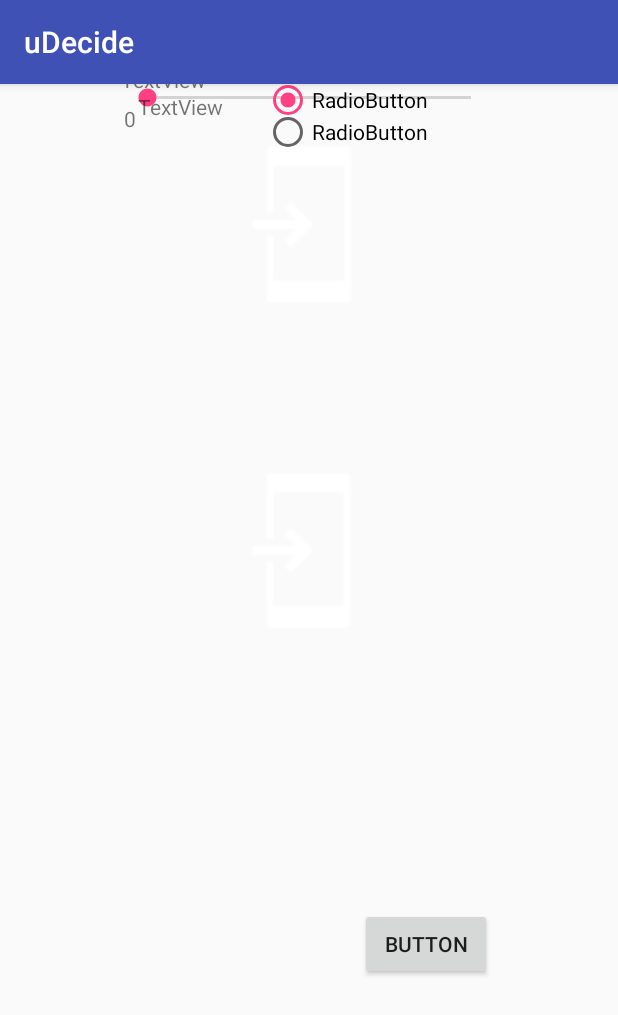
After one commit to VictorBusk/ITSMAP-AppProject-uDecide, an Android app: the NewQuestionActivity screen opened directly, with no data from a screen before it, on a phone screen of 412 x 824 dp. The commit adds this screen. Shown: the top 1015 px of the screen. Run offline under Robolectric (Android 15) with nearby library versions, the phone set to English and light mode, and no system bars.

Commit message:
Adding NewQuestionActivity to the project, adding layout, values and activity.

```diff
--- a/app/src/main/AndroidManifest.xml
+++ b/app/src/main/AndroidManifest.xml
@@ -16,6 +16,7 @@
                 <category android:name="android.intent.category.LAUNCHER" />
             </intent-filter>
         </activity>
+        <activity android:name=".NewQuestionActivity"></activity>
     </application>
 
 </manifest>
--- /dev/null
+++ b/app/src/main/java/dk/au/ase/itsmap/e17/appproject/gruppe7/udecide/NewQuestionActivity.java
@@ -0,0 +1,97 @@
+package dk.au.ase.itsmap.e17.appproject.gruppe7.udecide;
+
+import android.content.Intent;
+import android.graphics.Bitmap;
+import android.provider.MediaStore;
+import android.support.v7.app.AppCompatActivity;
+import android.os.Bundle;
+import android.view.View;
+import android.widget.Button;
+import android.widget.ImageView;
+import android.widget.SeekBar;
+import android.widget.TextView;
+
+public class NewQuestionActivity extends AppCompatActivity {
+
+    private int REQUEST_CAM1 = 301;
+    private int REQUEST_CAM2 = 302;
+    public TextView tvQuestion, tvPublicOrFreinds, tvDecitionNotify;
+    public SeekBar sbNotify;
+    public ImageView ivFirstPic, ivSecondPic;
+    public Button btnSaveDec;
+
+    public String notifiy = "0", questionText;
+    public Bitmap photo1, photo2;
+    public boolean freindsOrPublic;
+    @Override
+    protected void onCreate(Bundle savedInstanceState) {
+        super.onCreate(savedInstanceState);
+        setContentView(R.layout.activity_new_question);
+        InitCompoenents();
+
+        //https://stackoverflow.com/questions/15326290/get-android-seekbar-value-and-display-it-on-screen
+        sbNotify.setOnSeekBarChangeListener(new SeekBar.OnSeekBarChangeListener() {
+            @Override
+            public void onProgressChanged(SeekBar seekBar, int progress, boolean b) {
+                notifiy = String.valueOf(progress);
+            }
+            @Override
+            public void onStartTrackingTouch(SeekBar seekBar) {
+
+            }
+            @Override
+            public void onStopTrackingTouch(SeekBar seekBar) {
+
+            }
+            });
+        tvDecitionNotify.setText(notifiy);
+        //https://stackoverflow.com/questions/5991319/capture-image-from-camera-and-display-in-activity
+        ivFirstPic.setOnClickListener(new View.OnClickListener() {
+                @Override
+                public void onClick(View view) {
+                    Intent inCamera = new Intent(MediaStore.ACTION_IMAGE_CAPTURE);
+                    if (inCamera.resolveActivity(getPackageManager()) != null) {
+                        startActivityForResult(inCamera, REQUEST_CAM1);
+                    }
+                }
+
+        });
+
+        ivSecondPic.setOnClickListener(new View.OnClickListener() {
+                @Override
+                public void onClick(View view) {
+                    Intent inCamera = new Intent(MediaStore.ACTION_IMAGE_CAPTURE);
+                    if (inCamera.resolveActivity(getPackageManager()) != null) {
+                        startActivityForResult(inCamera, REQUEST_CAM2);
+                    }
+                }
+        });
+        saveQuestion();
+        }
+
+    @Override
+    protected void onActivityResult(int requestCode, int resultCode, Intent data) {
+        if( requestCode == REQUEST_CAM1 && resultCode == RESULT_OK){
+            photo1 = (Bitmap) data.getExtras().get("data");
+            ivFirstPic.setImageBitmap(photo1);
+        }
+        if( requestCode == REQUEST_CAM2 && resultCode == RESULT_OK){
+            photo2 = (Bitmap) data.getExtras().get("data");
+            ivSecondPic.setImageBitmap(photo2);
+        }
+    }
+
+    private void InitCompoenents() {
+        tvQuestion = (TextView) findViewById(R.id.TVQuestion);
+        tvPublicOrFreinds = (TextView) findViewById(R.id.TVForP);
+        tvDecitionNotify = (TextView) findViewById(R.id.TVNotificationDec);
+        sbNotify = (SeekBar) findViewById(R.id.SBNotify);
+        ivFirstPic = (ImageView) findViewById(R.id.IWDecitionOne);
+        ivSecondPic = (ImageView) findViewById(R.id.IWDecition2);
+        btnSaveDec = (Button) findViewById(R.id.BTNSaveDec);
+    }
+
+    public void saveQuestion(){
+
+    }
+}
--- /dev/null
+++ b/app/src/main/res/layout/activity_new_question.xml
@@ -0,0 +1,131 @@
+<?xml version="1.0" encoding="utf-8"?>
+<android.support.constraint.ConstraintLayout xmlns:android="http://schemas.android.com/apk/res/android"
+    xmlns:app="http://schemas.android.com/apk/res-auto"
+    xmlns:tools="http://schemas.android.com/tools"
+    android:id="@+id/SBAmountDec"
+    android:layout_width="match_parent"
+    android:layout_height="match_parent"
+    tools:context="dk.au.ase.itsmap.e17.appproject.gruppe7.udecide.NewQuestionActivity">
+
+    <ImageView
+        android:id="@+id/IWDecitionOne"
+        android:layout_width="230dp"
+        android:layout_height="135dp"
+        android:layout_marginEnd="8dp"
+        android:layout_marginStart="8dp"
+        android:layout_marginTop="8dp"
+        app:layout_constraintEnd_toEndOf="parent"
+        app:layout_constraintStart_toStartOf="parent"
+        app:layout_constraintTop_toBottomOf="@+id/SBNotify"
+        app:srcCompat="@drawable/common_full_open_on_phone" />
+
+    <ImageView
+        android:id="@+id/IWDecition2"
+        android:layout_width="224dp"
+        android:layout_height="134dp"
+        android:layout_marginBottom="8dp"
+        android:layout_marginEnd="8dp"
+        android:layout_marginStart="8dp"
+        android:layout_marginTop="8dp"
+        app:layout_constraintBottom_toBottomOf="parent"
+        app:layout_constraintEnd_toEndOf="parent"
+        app:layout_constraintStart_toStartOf="parent"
+        app:layout_constraintTop_toBottomOf="@+id/IWDecitionOne"
+        app:layout_constraintVertical_bias="0.164"
+        app:srcCompat="@drawable/common_full_open_on_phone" />
+
+    <Button
+        android:id="@+id/BTNSaveDec"
+        android:layout_width="wrap_content"
+        android:layout_height="wrap_content"
+        android:layout_marginBottom="8dp"
+        android:layout_marginEnd="8dp"
+        android:layout_marginStart="8dp"
+        android:layout_marginTop="8dp"
+        android:text="Button"
+        app:layout_constraintBottom_toBottomOf="parent"
+        app:layout_constraintEnd_toEndOf="parent"
+        app:layout_constraintHorizontal_bias="0.753"
+        app:layout_constraintStart_toStartOf="parent"
+        app:layout_constraintTop_toBottomOf="@+id/IWDecition2" />
+
+    <SeekBar
+        android:id="@+id/SBNotify"
+        android:layout_width="248dp"
+        android:layout_height="18dp"
+        android:layout_marginEnd="8dp"
+        android:layout_marginStart="8dp"
+        app:layout_constraintEnd_toEndOf="parent"
+        app:layout_constraintStart_toStartOf="parent"
+        tools:layout_editor_absoluteY="121dp" />
+
+    <TextView
+        android:id="@+id/TVNotificationDec"
+        android:layout_width="247dp"
+        android:layout_height="20dp"
+        android:layout_marginBottom="4dp"
+        android:layout_marginEnd="8dp"
+        android:layout_marginStart="8dp"
+        android:layout_marginTop="8dp"
+        android:text="TextView"
+        app:layout_constraintBottom_toTopOf="@+id/SBNotify"
+        app:layout_constraintEnd_toEndOf="parent"
+        app:layout_constraintStart_toStartOf="parent"
+        app:layout_constraintTop_toBottomOf="@+id/radioGroup" />
+
+    <TextView
+        android:id="@+id/TVQuestion"
+        android:layout_width="251dp"
+        android:layout_height="26dp"
+        android:layout_marginBottom="8dp"
+        android:layout_marginEnd="8dp"
+        android:layout_marginStart="8dp"
+        android:layout_marginTop="8dp"
+        android:text="TextView"
+        app:layout_constraintBottom_toTopOf="@+id/radioGroup"
+        app:layout_constraintEnd_toEndOf="parent"
+        app:layout_constraintStart_toStartOf="parent"
+        app:layout_constraintTop_toTopOf="parent" />
+
+    <TextView
+        android:id="@+id/TVForP"
+        android:layout_width="wrap_content"
+        android:layout_height="wrap_content"
+        android:layout_marginBottom="8dp"
+        android:layout_marginEnd="8dp"
+        android:layout_marginStart="8dp"
+        android:layout_marginTop="8dp"
+        android:text="TextView"
+        app:layout_constraintBottom_toTopOf="@+id/TVNotificationDec"
+        app:layout_constraintEnd_toStartOf="@+id/radioGroup"
+        app:layout_constraintHorizontal_bias="0.81"
+        app:layout_constraintStart_toStartOf="parent"
+        app:layout_constraintTop_toBottomOf="@+id/TVQuestion"
+        app:layout_constraintVertical_bias="0.44" />
+
+    <RadioGroup
+        android:id="@+id/radioGroup"
+        android:layout_width="168dp"
+        android:layout_height="42dp"
+        android:layout_marginEnd="68dp"
+        android:checkedButton="@+id/RBFreinds"
+        app:layout_constraintEnd_toEndOf="parent"
+        tools:layout_editor_absoluteY="43dp">
+
+        <RadioButton
+            android:id="@+id/RBFreinds"
+            android:layout_width="wrap_content"
+            android:layout_height="19dp"
+            android:layout_weight="1"
+            android:text="RadioButton" />
+
+        <RadioButton
+            android:id="@+id/RBpublic"
+            android:layout_width="wrap_content"
+            android:layout_height="18dp"
+            android:layout_weight="1"
+            android:text="RadioButton" />
+
+    </RadioGroup>
+
+</android.support.constraint.ConstraintLayout>
--- a/app/src/main/res/values/strings.xml
+++ b/app/src/main/res/values/strings.xml
@@ -3,5 +3,6 @@
 
     <string name="facebook_application_id" translatable="false">1992025451036511</string>
     <string name="facebook_login_protocol_scheme" translatable="false">fb1992025451036511</string>
+    <string name="newQuestionNotify">Notification for every</string>
 
 </resources>
```
Also changed, not shown: 1 other file.
